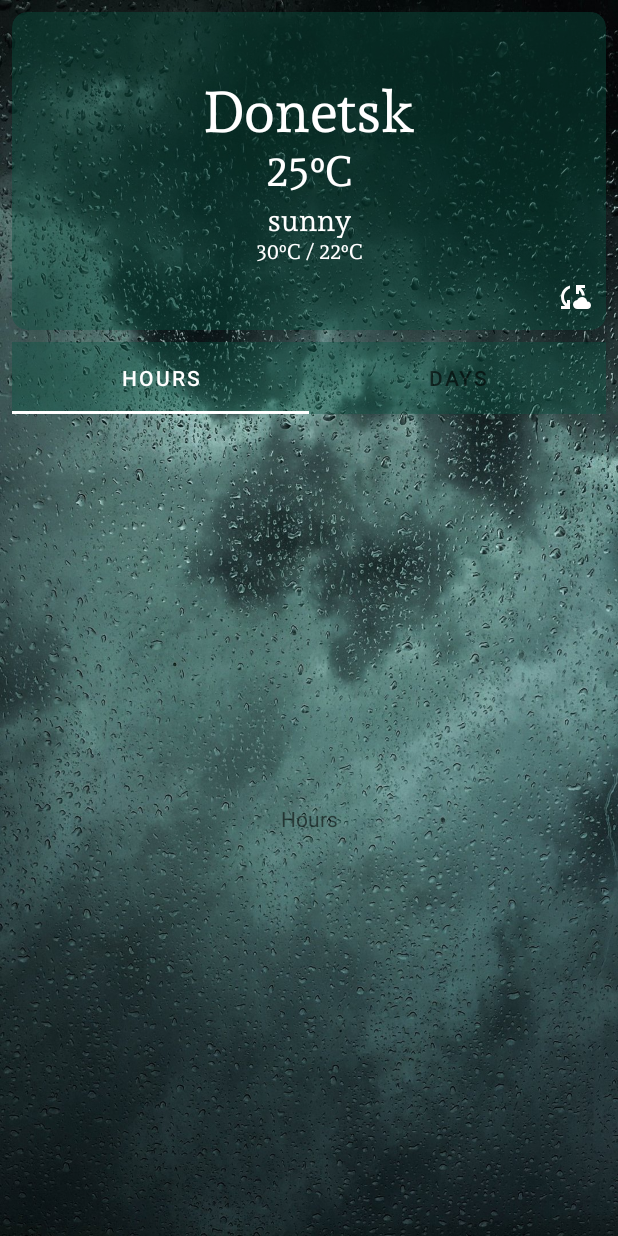
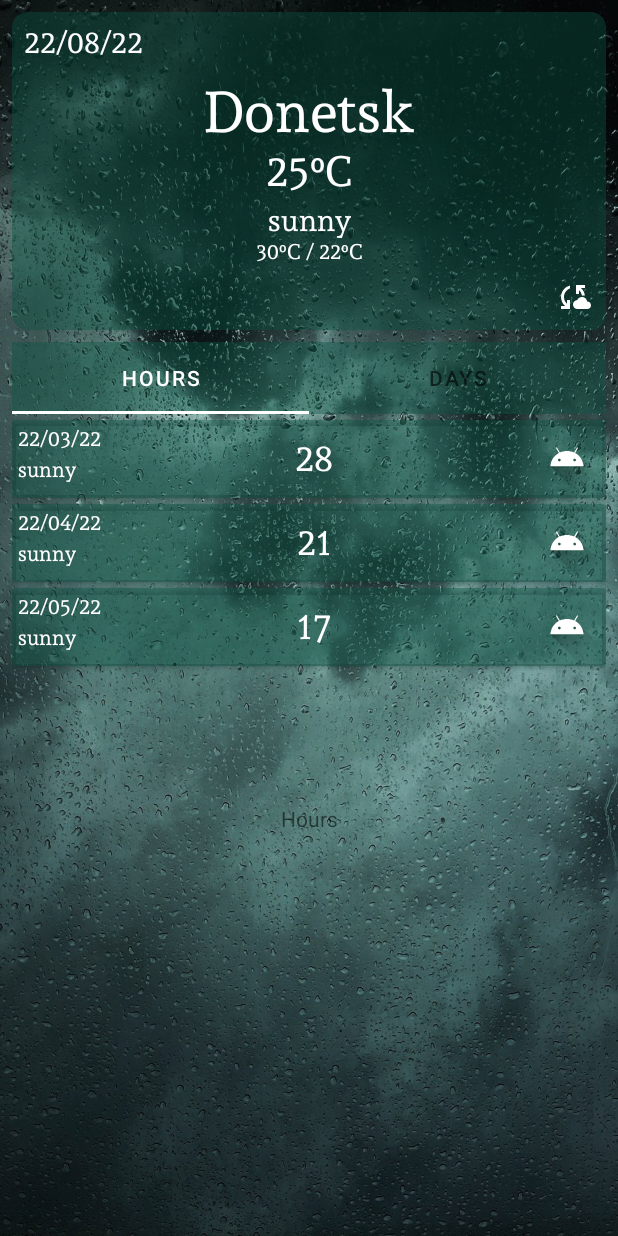
Before and after one commit to gogi1704/api_Weather, an Android app: the screen it shows after launch (MainActivity), on a phone screen of 412 x 824 dp. Run offline under Robolectric (Android 15) with nearby library versions, the phone set to English and light mode, and no system bars; our stand-ins replace Volley; network calls fail.

```diff
--- /dev/null
+++ b/app/src/main/java/com/example/api_weather/Constans.kt
@@ -0,0 +1,3 @@
+package com.example.api_weather
+
+const val KEY = "41de516a4dbe4442a77193906222208"
--- a/app/src/main/java/com/example/api_weather/adapters/RcViewAdapter.kt
+++ b/app/src/main/java/com/example/api_weather/adapters/RcViewAdapter.kt
@@ -8,14 +8,14 @@ import androidx.recyclerview.widget.ListAdapter
 import androidx.recyclerview.widget.RecyclerView
 import com.example.api_weather.R
 import com.example.api_weather.databinding.ItemLayoutBinding
-import com.example.api_weather.model.DayItemWeatherModel
+import com.example.api_weather.model.WeatherModel
 
 class RcViewAdapter :
-    ListAdapter<DayItemWeatherModel, RcViewAdapter.WeatherViewHolder>(Comparator()) {
+    ListAdapter<WeatherModel, RcViewAdapter.WeatherViewHolder>(Comparator()) {
 
     class WeatherViewHolder(view: View) : RecyclerView.ViewHolder(view) {
         val binding = ItemLayoutBinding.bind(view)
-        fun bind(item: DayItemWeatherModel) {
+        fun bind(item: WeatherModel) {
             with(binding) {
                 textViewDate.text = item.date
                 textViewCondition.text = item.condition
@@ -35,18 +35,18 @@ class RcViewAdapter :
 }
 
 
-class Comparator() : DiffUtil.ItemCallback<DayItemWeatherModel>() {
+class Comparator() : DiffUtil.ItemCallback<WeatherModel>() {
     override fun areItemsTheSame(
-        oldItem: DayItemWeatherModel,
-        newItem: DayItemWeatherModel
+        oldItem: WeatherModel,
+        newItem: WeatherModel
     ): Boolean {
         return oldItem == newItem
     }
 
 
     override fun areContentsTheSame(
-        oldItem: DayItemWeatherModel,
-        newItem: DayItemWeatherModel
+        oldItem: WeatherModel,
+        newItem: WeatherModel
     ): Boolean {
         return oldItem == newItem
     }
--- /dev/null
+++ b/app/src/main/java/com/example/api_weather/apiService/ApiService.kt
@@ -0,0 +1,13 @@
+package com.example.api_weather.apiService
+
+import android.content.Context
+import com.example.api_weather.model.WeatherModel
+import org.json.JSONObject
+
+interface ApiService {
+    fun parseWeather(result: String)
+    fun parseCurrentData(mainJsonObject: JSONObject , weatherItem:WeatherModel)
+    fun parseDays(mainJsonObject: JSONObject):List<WeatherModel>
+    fun requestWeatherData(context: Context,city: String)
+
+}
--- a/app/src/main/java/com/example/api_weather/fragments/DaysFragment.kt
+++ b/app/src/main/java/com/example/api_weather/fragments/DaysFragment.kt
@@ -5,47 +5,12 @@ import androidx.fragment.app.Fragment
 import android.view.LayoutInflater
 import android.view.View
 import android.view.ViewGroup
-import com.example.api_weather.R
 import com.example.api_weather.adapters.RcViewAdapter
-import com.example.api_weather.adapters.VpAdapter
 import com.example.api_weather.databinding.FragmentDaysBinding
-import com.example.api_weather.databinding.FragmentMainBinding
-import com.example.api_weather.model.DayItemWeatherModel
+import com.example.api_weather.model.WeatherModel
 
 class DaysFragment : Fragment() {
-    private val list = listOf(
-        DayItemWeatherModel(
-            city = "Donetsk",
-            date = "22/03/22",
-            condition = "sunny",
-            imageUrl = "",
-            currentTemp = "28",
-            maxTemp = "29",
-            minTemp = "19",
-            hours = ""
-        ),
-        DayItemWeatherModel(
-            city = "Lugansk",
-            date = "22/04/22",
-            condition = "sunny",
-            imageUrl = "",
-            currentTemp = "21",
-            maxTemp = "29",
-            minTemp = "19",
-            hours = ""
-        ),
-        DayItemWeatherModel(
-            city = "Kiev",
-            date = "22/05/22",
-            condition = "sunny",
-            imageUrl = "",
-            currentTemp = "17",
-            maxTemp = "29",
-            minTemp = "19",
-            hours = ""
-        )
-    )
-    private lateinit var adapter: RcViewAdapter
+
     private lateinit var binding: FragmentDaysBinding
     override fun onCreateView(
         inflater: LayoutInflater, container: ViewGroup?,
@@ -57,15 +22,10 @@ class DaysFragment : Fragment() {
 
     override fun onViewCreated(view: View, savedInstanceState: Bundle?) {
         super.onViewCreated(view, savedInstanceState)
-        initRcView()
 
     }
 
-    private fun initRcView() = with(binding) {
-        val adapter = RcViewAdapter()
-        rV.adapter = adapter
-        adapter.submitList(list)
-    }
+
 
     companion object {
 
--- a/app/src/main/java/com/example/api_weather/fragments/HoursFragment.kt
+++ b/app/src/main/java/com/example/api_weather/fragments/HoursFragment.kt
@@ -6,20 +6,70 @@ import android.view.LayoutInflater
 import android.view.View
 import android.view.ViewGroup
 import com.example.api_weather.R
+import com.example.api_weather.adapters.RcViewAdapter
+import com.example.api_weather.databinding.FragmentDaysBinding
+import com.example.api_weather.databinding.FragmentHoursBinding
+import com.example.api_weather.model.WeatherModel
 
 class HoursFragment : Fragment() {
+    private val list = listOf(
+        WeatherModel(
+            city = "London",
+            date = "22/03/22",
+            condition = "sunny",
+            imageUrl = "",
+            currentTemp = "28",
+            maxTemp = "29",
+            minTemp = "19",
+            hours = ""
+        ),
+        WeatherModel(
+            city = "London",
+            date = "22/04/22",
+            condition = "sunny",
+            imageUrl = "",
+            currentTemp = "21",
+            maxTemp = "29",
+            minTemp = "19",
+            hours = ""
+        ),
+        WeatherModel(
+            city = "London",
+            date = "22/05/22",
+            condition = "sunny",
+            imageUrl = "",
+            currentTemp = "17",
+            maxTemp = "29",
+            minTemp = "19",
+            hours = ""
+        )
+    )
+    private lateinit var adapter: RcViewAdapter
+    private lateinit var binding: FragmentHoursBinding
 
     override fun onCreateView(
         inflater: LayoutInflater, container: ViewGroup?,
         savedInstanceState: Bundle?
-    ): View? {
-        // Inflate the layout for this fragment
-        return inflater.inflate(R.layout.fragment_hours, container, false)
+    ): View {
+        binding = FragmentHoursBinding.inflate(inflater, container, false)
+        return binding.root
+    }
+
+    override fun onViewCreated(view: View, savedInstanceState: Bundle?) {
+        super.onViewCreated(view, savedInstanceState)
+        initRcView()
+    }
+
+
+    private fun initRcView() = with(binding) {
+        adapter = RcViewAdapter()
+        rV.adapter = adapter
+        adapter.submitList(list)
     }
 
     companion object {
 
         @JvmStatic
-        fun newInstance() = HoursFragment
+        fun newInstance() = HoursFragment()
     }
 }
--- a/app/src/main/java/com/example/api_weather/fragments/MainFragment.kt
+++ b/app/src/main/java/com/example/api_weather/fragments/MainFragment.kt
@@ -2,6 +2,7 @@ package com.example.api_weather.fragments
 
 import android.Manifest
 import android.os.Bundle
+import android.util.Log
 import androidx.fragment.app.Fragment
 import android.view.LayoutInflater
 import android.view.View
@@ -10,19 +11,22 @@ import android.widget.Toast
 import androidx.activity.result.ActivityResultLauncher
 import androidx.activity.result.contract.ActivityResultContracts
 import androidx.fragment.app.FragmentActivity
+import com.android.volley.Request
+import com.android.volley.toolbox.StringRequest
+import com.android.volley.toolbox.Volley
+import com.example.api_weather.KEY
 import com.example.api_weather.adapters.VpAdapter
+import com.example.api_weather.apiService.ApiServiceImpl
 import com.example.api_weather.databinding.FragmentMainBinding
+import com.example.api_weather.model.WeatherModel
 import com.google.android.material.tabs.TabLayoutMediator
+import org.json.JSONObject
 
 class MainFragment : Fragment() {
-    private val listFragments = listOf(
-        HoursFragment(),
-        DaysFragment()
-    )
-    private val tabList = listOf(
-        "HOURS",
-        "DAYS"
-    )
+    private val weatherApi = ApiServiceImpl()
+    private val listFragments = listOf(HoursFragment(), DaysFragment())
+    private val tabList = listOf("HOURS", "DAYS")
+
     private lateinit var binding: FragmentMainBinding
     private lateinit var pLauncher: ActivityResultLauncher<String>
 
@@ -38,20 +42,16 @@ class MainFragment : Fragment() {
         super.onViewCreated(view, savedInstanceState)
         checkPermission()
         init()
+        weatherApi.requestWeatherData(view.context, "Rostov")
     }
 
-    private fun init() = with(binding){
-        val vPAdapter = VpAdapter(activity as FragmentActivity , listFragments)
+    private fun init() = with(binding) {
+        val vPAdapter = VpAdapter(activity as FragmentActivity, listFragments)
         viewPager.adapter = vPAdapter
-        TabLayoutMediator(tabLayout , viewPager){
-            tab , position -> tab.text = tabList[position]
+        TabLayoutMediator(tabLayout, viewPager) { tab, position ->
+            tab.text = tabList[position]
         }.attach()
     }
-
-
-
-
-
 
     private fun permissionListener() {
         pLauncher = registerForActivityResult(ActivityResultContracts.RequestPermission()) {
--- a/app/src/main/java/com/example/api_weather/model/DayItemWeatherModel.kt
+++ b/app/src/main/java/com/example/api_weather/model/WeatherModel.kt
@@ -1,6 +1,6 @@
 package com.example.api_weather.model
 
-data class DayItemWeatherModel(
+data class WeatherModel(
     val city : String,
     val date : String,
     val condition : String,
--- a/app/src/main/java/com/example/api_weather/vieModel/WeatherViewModel.kt
+++ b/app/src/main/java/com/example/api_weather/vieModel/WeatherViewModel.kt
@@ -2,9 +2,9 @@ package com.example.api_weather.vieModel
 
 import androidx.lifecycle.MutableLiveData
 import androidx.lifecycle.ViewModel
-import com.example.api_weather.model.DayItemWeatherModel
+import com.example.api_weather.model.WeatherModel
 
 class WeatherViewModel:ViewModel() {
-    private val mainLivedata = MutableLiveData<DayItemWeatherModel>()
-    private val listLivedata = MutableLiveData<List<DayItemWeatherModel>>()
+    private val mainLivedata = MutableLiveData<WeatherModel>()
+    private val listLivedata = MutableLiveData<List<WeatherModel>>()
 }
--- a/app/src/main/res/layout/fragment_hours.xml
+++ b/app/src/main/res/layout/fragment_hours.xml
@@ -4,7 +4,7 @@
     android:layout_width="match_parent"
     android:layout_height="match_parent"
     xmlns:app="http://schemas.android.com/apk/res-auto"
-    tools:context=".fragments.HoursFragment">
+    tools:context=".fragments.DaysFragment">
 
     <androidx.recyclerview.widget.RecyclerView
         android:id="@+id/rV"
--- a/app/src/main/res/layout/fragment_main.xml
+++ b/app/src/main/res/layout/fragment_main.xml
@@ -110,6 +110,19 @@
                 app:layout_constraintEnd_toEndOf="parent"
                 app:layout_constraintTop_toBottomOf="@+id/textView_max_min_temp"
                 app:layout_constraintVertical_bias="0.73" />
+
+            <TextView
+                android:id="@+id/textView_mainCard_date"
+                android:layout_width="wrap_content"
+                android:layout_height="wrap_content"
+                android:layout_marginStart="8dp"
+                android:layout_marginTop="8dp"
+                android:fontFamily="@font/andada"
+                android:text="22/08/22"
+                android:textColor="@color/white"
+                android:textSize="20sp"
+                app:layout_constraintStart_toStartOf="parent"
+                app:layout_constraintTop_toTopOf="parent" />
         </androidx.constraintlayout.widget.ConstraintLayout>
 
     </androidx.cardview.widget.CardView>
--- a/app/src/main/res/values-night/themes.xml
+++ b/app/src/main/res/values-night/themes.xml
@@ -2,9 +2,9 @@
     <!-- Base application theme. -->
     <style name="Theme.Api_weather" parent="Theme.MaterialComponents.DayNight.NoActionBar">
         <!-- Primary brand color. -->
-        <item name="colorPrimary">@color/purple_200</item>
-        <item name="colorPrimaryVariant">@color/purple_700</item>
-        <item name="colorOnPrimary">@color/black</item>
+        <item name="colorPrimary">@color/white</item>
+        <item name="colorPrimaryVariant">@color/green</item>
+        <item name="colorOnPrimary">@color/white</item>
         <!-- Secondary brand color. -->
         <item name="colorSecondary">@color/teal_200</item>
         <item name="colorSecondaryVariant">@color/teal_200</item>
```
Also changed, not shown: app/src/main/java/com/example/api_weather/apiService/ApiServiceImpl.kt (added, +85 -0 lines).
